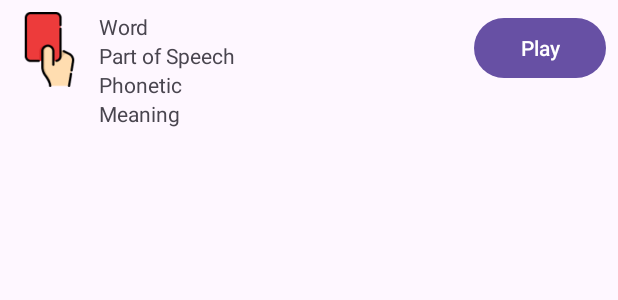
After one commit to ngodinhan058/AppEnglishLearning, an Android app: the layout vocabulary_item.xml on its own in the app's theme, with its tools: preview values and no code run, on a phone screen of 412 x 824 dp. The commit adds this screen. Shown: the top 300 px of the screen. Run offline under Robolectric (Android 15) with nearby library versions, the phone set to English and light mode, and no system bars.

```diff
--- a/app/src/main/java/com/example/doanltdd_1/Entity/Unit.kt
+++ b/app/src/main/java/com/example/doanltdd_1/Entity/Unit.kt
@@ -1,7 +1,7 @@
 package com.example.doanltdd_1.Entity
 
 data class Unit(
-    val id: String,
+    val id: Int,
     val name: String,
     val image: Int
 )
--- /dev/null
+++ b/app/src/main/res/layout/vocabulary_item.xml
@@ -0,0 +1,51 @@
+<!-- vocabulary_item.xml -->
+<LinearLayout xmlns:android="http://schemas.android.com/apk/res/android"
+    android:layout_width="match_parent"
+    android:layout_height="wrap_content"
+    android:orientation="horizontal"
+    android:padding="8dp">
+
+    <ImageView
+        android:id="@+id/vocabulary_image"
+        android:layout_width="50dp"
+        android:layout_height="50dp"
+        android:src="@drawable/ic_hand_icon" />
+
+    <LinearLayout
+        android:layout_width="0dp"
+        android:layout_height="wrap_content"
+        android:layout_weight="1"
+        android:orientation="vertical"
+        android:paddingStart="8dp">
+
+        <TextView
+            android:id="@+id/vocabulary_word"
+            android:layout_width="wrap_content"
+            android:layout_height="wrap_content"
+            android:text="Word" />
+
+        <TextView
+            android:id="@+id/vocabulary_part_of_speech"
+            android:layout_width="wrap_content"
+            android:layout_height="wrap_content"
+            android:text="Part of Speech" />
+
+        <TextView
+            android:id="@+id/vocabulary_phonetic"
+            android:layout_width="wrap_content"
+            android:layout_height="wrap_content"
+            android:text="Phonetic" />
+
+        <TextView
+            android:id="@+id/vocabulary_meaning"
+            android:layout_width="wrap_content"
+            android:layout_height="wrap_content"
+            android:text="Meaning" />
+    </LinearLayout>
+
+    <Button
+        android:id="@+id/play_audio_button"
+        android:layout_width="wrap_content"
+        android:layout_height="wrap_content"
+        android:text="Play" />
+</LinearLayout>
```
Also changed, not shown: app/src/main/AndroidManifest.xml (+6 -1 lines), app/src/main/java/com/example/doanltdd_1/Adapter/VocabularyAdapter.kt (added, +50 -0 lines), app/src/main/java/com/example/doanltdd_1/DataSource/DataSource.kt (+20 -6 lines), app/src/main/java/com/example/doanltdd_1/Entity/Volcabulary.kt (added, +12 -0 lines), app/src/main/java/com/example/doanltdd_1/MainActivity.kt (added, +47 -0 lines), app/src/main/java/com/example/doanltdd_1/UnitAdapter.kt (+9 -1 lines), app/src/main/java/com/example/doanltdd_1/VocabularyActivity.kt (+8 -21 lines), app/src/main/res/layout/activity_main.xml (added, +44 -0 lines), 4 other files.
